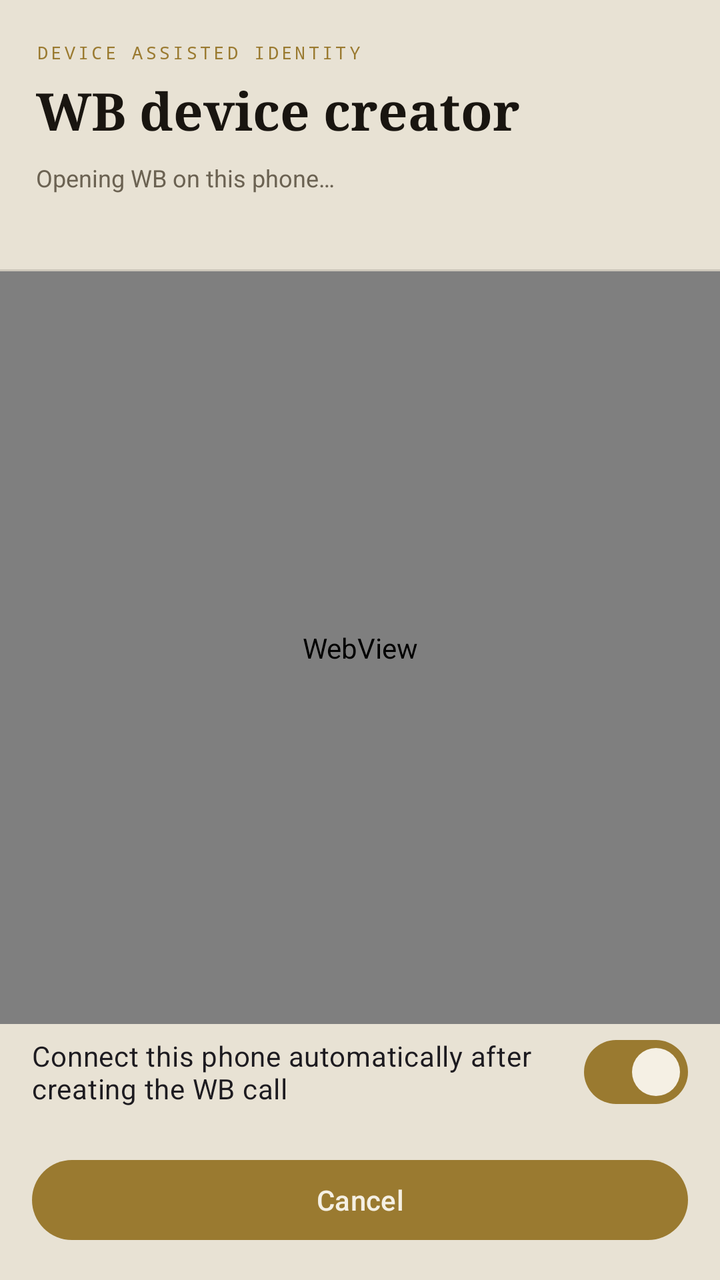
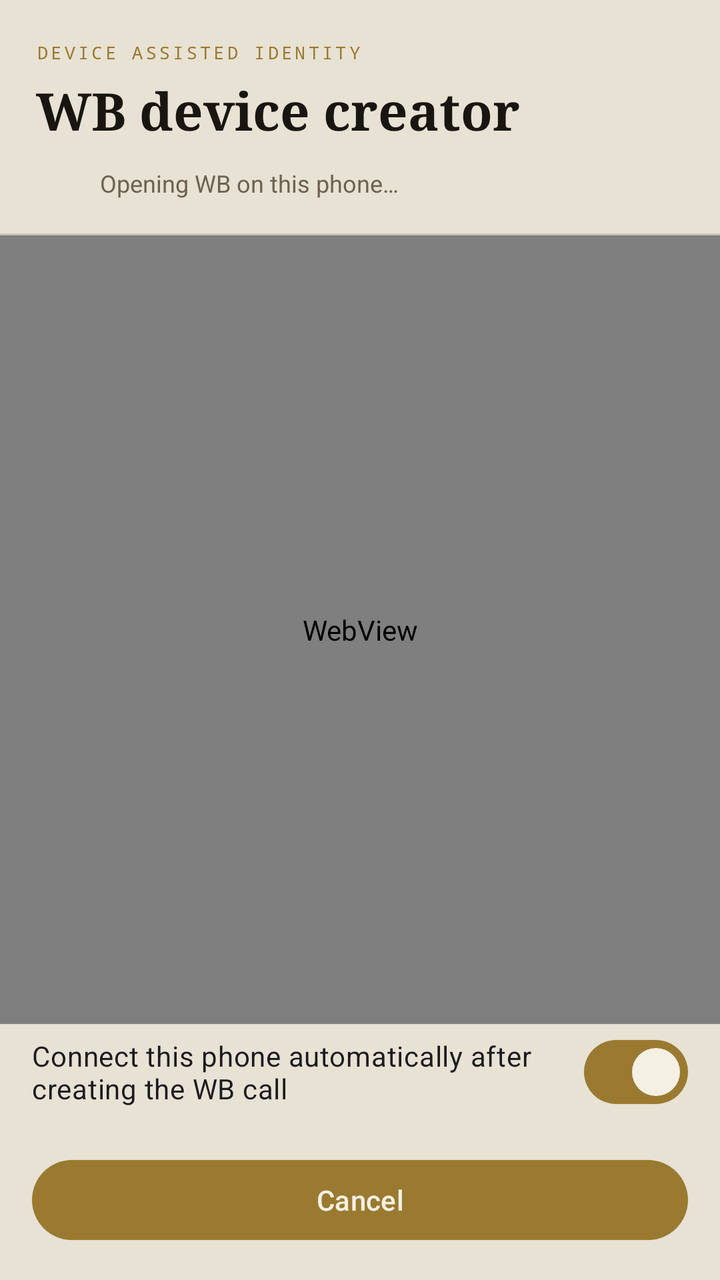

Compare the two renders of this Android layout. The source of the first and the diff that turns it into the second are given below.
<!-- AndroidManifest.xml: application theme Theme.WhitelistBypass -->
<!-- res/layout/activity_wb_login.xml -->
<?xml version="1.0" encoding="utf-8"?>
<LinearLayout xmlns:android="http://schemas.android.com/apk/res/android"
    android:layout_width="match_parent"
    android:layout_height="match_parent"
    android:background="@color/surface_bg"
    android:orientation="vertical">

    <LinearLayout
        android:layout_width="match_parent"
        android:layout_height="wrap_content"
        android:orientation="vertical"
        android:paddingHorizontal="18dp"
        android:paddingTop="20dp"
        android:paddingBottom="14dp">

        <TextView
            android:layout_width="wrap_content"
            android:layout_height="wrap_content"
            android:fontFamily="monospace"
            android:letterSpacing="0.16"
            android:text="@string/wb_login_kicker"
            android:textAllCaps="true"
            android:textColor="@color/accent_emerald"
            android:textSize="9sp" />

        <TextView
            android:layout_width="wrap_content"
            android:layout_height="wrap_content"
            android:layout_marginTop="5dp"
            android:fontFamily="serif"
            android:text="@string/wb_login_title"
            android:textColor="@color/ink"
            android:textSize="26sp"
            android:textStyle="bold" />

        <TextView
            android:id="@+id/wbLoginStatus"
            android:layout_width="match_parent"
            android:layout_height="wrap_content"
            android:layout_marginTop="8dp"
            android:text="@string/wb_login_opening"
            android:textColor="@color/ink_2"
            android:textSize="12sp" />

        <TextView
            android:id="@+id/wbLoginDiagnostics"
            android:layout_width="match_parent"
            android:layout_height="wrap_content"
            android:layout_marginTop="10dp"
            android:fontFamily="monospace"
            android:maxLines="7"
            android:textColor="@color/ink_2"
            android:textIsSelectable="true"
            android:textSize="10sp" />
    </LinearLayout>

    <View
        android:layout_width="match_parent"
        android:layout_height="1dp"
        android:background="@color/hair" />

    <WebView
        android:id="@+id/wbLoginWebView"
        android:layout_width="match_parent"
        android:layout_height="0dp"
        android:layout_weight="1" />

    <com.google.android.material.materialswitch.MaterialSwitch
        android:id="@+id/wbAutoConnect"
        android:layout_width="match_parent"
        android:layout_height="wrap_content"
        android:layout_marginHorizontal="16dp"
        android:checked="true"
        android:text="@string/wb_creator_auto_connect" />

    <LinearLayout
        android:id="@+id/wbInvitePanel"
        android:layout_width="match_parent"
        android:layout_height="wrap_content"
        android:orientation="vertical"
        android:paddingHorizontal="16dp"
        android:paddingTop="10dp"
        android:visibility="gone">

        <EditText
            android:id="@+id/wbInviteInput"
            android:layout_width="match_parent"
            android:layout_height="wrap_content"
            android:hint="@string/wb_creator_invite_hint"
            android:inputType="textUri"
            android:maxLines="2" />

        <com.google.android.material.button.MaterialButton
            android:id="@+id/wbInviteSubmit"
            android:layout_width="match_parent"
            android:layout_height="wrap_content"
            android:text="@string/wb_creator_send_invite" />
    </LinearLayout>

    <com.google.android.material.button.MaterialButton
        android:id="@+id/wbLoginClose"
        android:layout_width="match_parent"
        android:layout_height="wrap_content"
        android:layout_margin="16dp"
        android:text="@string/wb_login_cancel" />
</LinearLayout>
<!-- resources referenced by this layout -->
<resources>
  <color name="accent_emerald">#FF9A7A30</color>
  <color name="hair">#22191510</color>
  <color name="ink">#FF191510</color>
  <color name="ink_2">#FF6B6252</color>
  <color name="surface_bg">#FFE8E2D4</color>
  <string name="wb_creator_auto_connect">Connect this phone automatically after creating the WB call</string>
  <string name="wb_creator_invite_hint">WB invitation link</string>
  <string name="wb_creator_send_invite">Send invitation to Manager</string>
  <string name="wb_login_cancel">Cancel</string>
  <string name="wb_login_kicker">Device assisted identity</string>
  <string name="wb_login_opening">Opening WB on this phone…</string>
  <string name="wb_login_title">WB device creator</string>
  <style name="Theme.WhitelistBypass" parent="Base.Theme.WhitelistBypass" />
  <color name="panel_bg">#FFF5F0E4</color>
  <color name="accent_emerald_soft">#2A9A7A30</color>
  <color name="panel_2">#FFEDE6D6</color>
  <color name="hair_strong">#55191510</color>
  <color name="error_red">#FFA4283F</color>
  <style name="ThemeOverlay.WhitelistBypass.BottomSheetDialog" parent="ThemeOverlay.Material3.BottomSheetDialog">
          <item name="bottomSheetStyle">@style/Widget.WhitelistBypass.BottomSheet</item>
          <item name="android:windowAnimationStyle">@style/Animation.Design.BottomSheetDialog</item>
          <item name="android:windowSoftInputMode">adjustResize</item>
      </style>
  <style name="Widget.WhitelistBypass.BottomSheet" parent="Widget.Material3.BottomSheet.Modal">
          <item name="shapeAppearance">@style/ShapeAppearance.WhitelistBypass.BottomSheet</item>
          <item name="backgroundTint">@color/panel_bg</item>
      </style>
  <style name="ShapeAppearance.WhitelistBypass.BottomSheet" parent="">
          <item name="cornerFamily">cut</item>
          <item name="cornerSizeTopLeft">18dp</item>
          <item name="cornerSizeTopRight">18dp</item>
          <item name="cornerSizeBottomLeft">0dp</item>
          <item name="cornerSizeBottomRight">0dp</item>
      </style>
  <!-- unchanged entries left out for length: 1 -->
</resources>

<!-- the commit's change to res/layout/activity_wb_login.xml (unified diff, before → after) -->
@@ -33,14 +33,30 @@
             android:textSize="26sp"
             android:textStyle="bold" />
 
-        <TextView
-            android:id="@+id/wbLoginStatus"
+        <LinearLayout
             android:layout_width="match_parent"
             android:layout_height="wrap_content"
             android:layout_marginTop="8dp"
-            android:text="@string/wb_login_opening"
-            android:textColor="@color/ink_2"
-            android:textSize="12sp" />
+            android:gravity="center_vertical"
+            android:orientation="horizontal">
+
+            <ProgressBar
+                android:id="@+id/wbTransitionProgress"
+                style="?android:attr/progressBarStyleSmall"
+                android:layout_width="22dp"
+                android:layout_height="22dp"
+                android:indeterminate="true" />
+
+            <TextView
+                android:id="@+id/wbLoginStatus"
+                android:layout_width="0dp"
+                android:layout_height="wrap_content"
+                android:layout_marginStart="10dp"
+                android:layout_weight="1"
+                android:text="@string/wb_login_opening"
+                android:textColor="@color/ink_2"
+                android:textSize="12sp" />
+        </LinearLayout>
 
         <TextView
             android:id="@+id/wbLoginDiagnostics"
@@ -51,13 +67,47 @@
             android:maxLines="7"
             android:textColor="@color/ink_2"
             android:textIsSelectable="true"
-            android:textSize="10sp" />
+            android:textSize="10sp"
+            android:visibility="gone" />
     </LinearLayout>
 
     <View
         android:layout_width="match_parent"
         android:layout_height="1dp"
         android:background="@color/hair" />
+
+    <LinearLayout
+        android:id="@+id/wbManualPairingPanel"
+        android:layout_width="match_parent"
+        android:layout_height="wrap_content"
+        android:orientation="vertical"
+        android:padding="16dp"
+        android:visibility="gone">
+
+        <EditText
+            android:id="@+id/wbManagerInput"
+            android:layout_width="match_parent"
+            android:layout_height="wrap_content"
+            android:hint="@string/wb_pairing_manager_hint"
+            android:inputType="textUri"
+            android:maxLines="1" />
+
+        <EditText
+            android:id="@+id/wbPairingCodeInput"
+            android:layout_width="match_parent"
+            android:layout_height="wrap_content"
+            android:layout_marginTop="8dp"
+            android:hint="@string/wb_pairing_code_hint"
+            android:inputType="textNoSuggestions"
+            android:maxLines="1" />
+
+        <com.google.android.material.button.MaterialButton
+            android:id="@+id/wbManualPairButton"
+            android:layout_width="match_parent"
+            android:layout_height="wrap_content"
+            android:layout_marginTop="10dp"
+            android:text="@string/wb_pairing_connect" />
+    </LinearLayout>
 
     <WebView
         android:id="@+id/wbLoginWebView"
<!-- resource entries referenced after the edit -->
@@ -12,6 +12,9 @@
   <string name="wb_login_kicker">Device assisted identity</string>
   <string name="wb_login_opening">Opening WB on this phone…</string>
   <string name="wb_login_title">WB device creator</string>
+  <string name="wb_pairing_code_hint">One-time pairing code</string>
+  <string name="wb_pairing_connect">Pair this Android creator</string>
+  <string name="wb_pairing_manager_hint">Manager HTTPS address, e.g. https://panel.example:9443</string>
   <style name="Theme.WhitelistBypass" parent="Base.Theme.WhitelistBypass" />
   <color name="panel_bg">#FFF5F0E4</color>
   <color name="accent_emerald_soft">#2A9A7A30</color>
